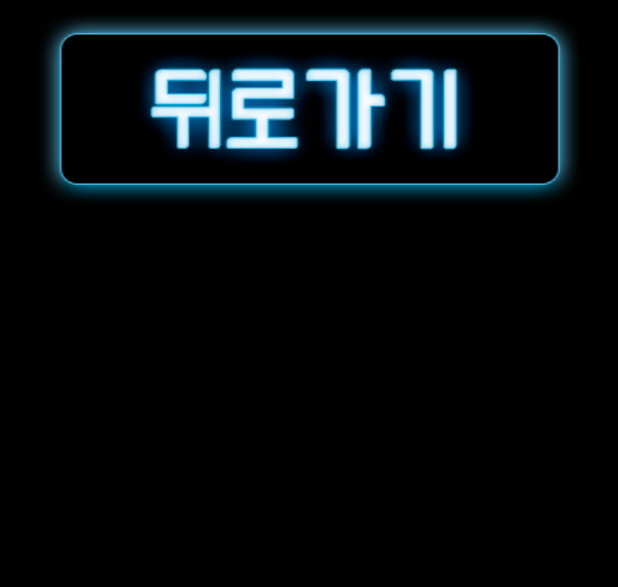
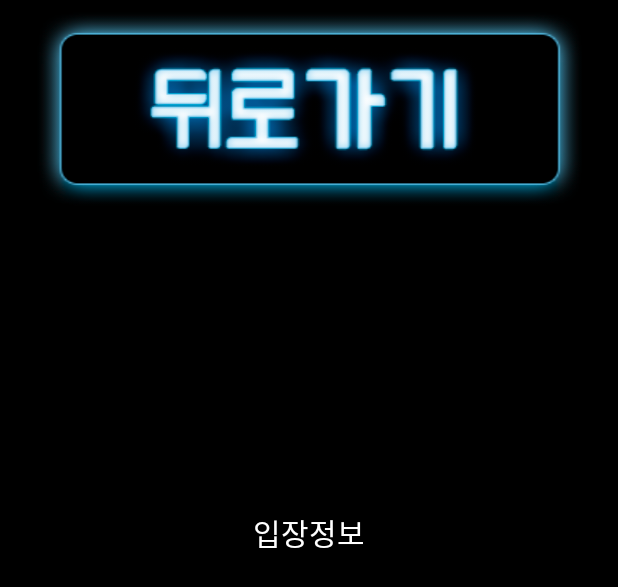
Before and after one commit to jwjpop/NbGuide, an Android app: the layout activity_image.xml on its own in the app's theme, with its tools: preview values and no code run, on a phone screen of 412 x 824 dp. Shown: the top 587 px of the screen. Run offline under Robolectric (Android 15) with nearby library versions, the light colour scheme and no system bars; plain views replace PhotoView.

Commit message:
이미지 페이지를 프레임레이아웃으로 수정하여 입장정보 페이지 구현

```diff
--- a/DaeRan/app/src/main/java/com/example/woojinroom/daeran/TapPage/InfoPage/Info.java
+++ b/DaeRan/app/src/main/java/com/example/woojinroom/daeran/TapPage/InfoPage/Info.java
@@ -7,10 +7,8 @@ import android.view.LayoutInflater;
 import android.view.View;
 import android.view.ViewGroup;
 import android.widget.Button;
-import android.widget.Toast;
 
 import com.example.woojinroom.daeran.R;
-import com.example.woojinroom.daeran.TapPage.MainPage.WritePage.WriteActivity;
 
 /**
  * Created by woojinroom on 2018-01-31.
@@ -72,7 +70,9 @@ public class Info extends Fragment {
         enterinfo.setOnClickListener(new View.OnClickListener() {
             @Override
             public void onClick(View v) {
-                Toast.makeText(getContext(),"입장정보 준비중입니다.",Toast.LENGTH_SHORT).show();
+                Intent menu2_intent = new Intent(getContext(), ImageActivity.class);
+                menu2_intent.putExtra("menu",5);
+                startActivity(menu2_intent);
             }
         });
         return view;
--- a/DaeRan/app/src/main/res/layout/activity_image.xml
+++ b/DaeRan/app/src/main/res/layout/activity_image.xml
@@ -1,5 +1,5 @@
 <?xml version="1.0" encoding="utf-8"?>
-<LinearLayout xmlns:android="http://schemas.android.com/apk/res/android"
+<FrameLayout xmlns:android="http://schemas.android.com/apk/res/android"
     android:orientation="vertical" android:layout_width="match_parent"
     android:layout_height="match_parent"
     android:background="#000000">
@@ -12,8 +12,19 @@
         />
 
     <com.github.chrisbanes.photoview.PhotoView
-            android:id="@+id/image_info"
-            android:layout_width="match_parent"
-            android:layout_height="match_parent"
-            />
-</LinearLayout>
+        android:id="@+id/image_info"
+        android:layout_marginTop="140dp"
+        android:layout_width="match_parent"
+        android:layout_height="430dp"
+        />
+    <TextView
+        android:id="@+id/tv_info"
+        android:layout_marginTop="140dp"
+        android:layout_width="match_parent"
+        android:layout_height="430dp"
+        android:text="입장정보"
+        android:textSize="20dp"
+        android:gravity="center"
+        android:textColor="#ffffff"
+        />
+</FrameLayout>
```
Also changed, not shown: DaeRan/app/src/main/java/com/example/woojinroom/daeran/TapPage/InfoPage/ImageActivity.java (+46 -4 lines).
